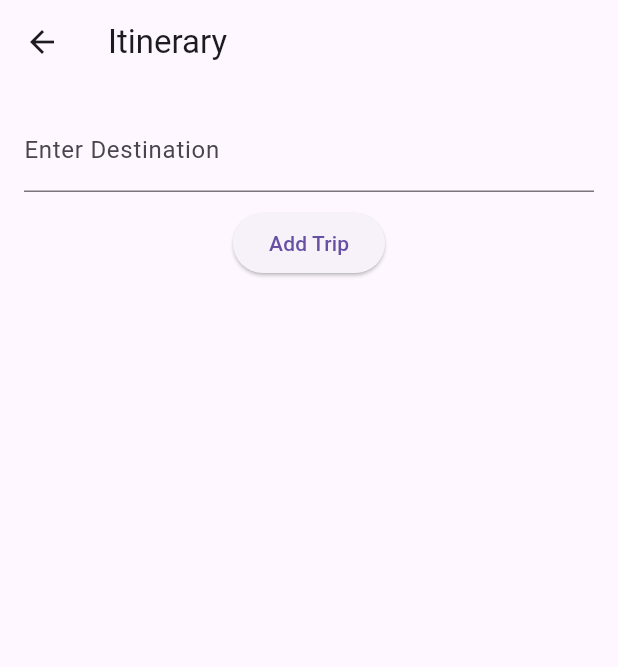
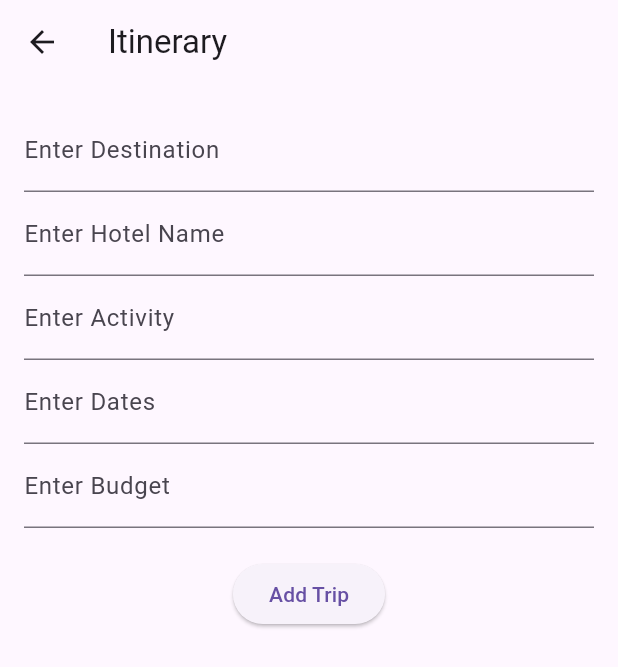
Before and after one commit to mrjoll3y/travel_planner, a Flutter app: the ItineraryScreen screen opened directly, after a tap on "Add Trip", on a phone screen of 412 x 824 dp. Shown: the top 667 px of the screen. Run offline on Flutter 3.47's test engine with Material 3 defaults, Android fonts, the phone set to English and light mode, and no system bars.

Commit message:
more comments

```diff
--- a/lib/itinerary_screen.dart
+++ b/lib/itinerary_screen.dart
@@ -1,6 +1,6 @@
 import 'package:flutter/material.dart';
 
-// This screen allows users to add and view their trip itinerary
+// This screen allows users to add and view their trip itinerary, including destinations, hotels, activities, dates, and budget.
 class ItineraryScreen extends StatefulWidget {
   const ItineraryScreen({super.key});
 
@@ -10,16 +10,35 @@ class ItineraryScreen extends StatefulWidget {
 
 // State class for the ItineraryScreen
 class _ItineraryScreenState extends State<ItineraryScreen> {
-  final TextEditingController _tripController = TextEditingController();  // Controller to manage the text input
-  List<String> trips = [];  // List to store the trips added by the user
+  final TextEditingController _tripController = TextEditingController(); // Controller for trip destination
+  final TextEditingController _hotelController = TextEditingController(); // Controller for hotel name
+  final TextEditingController _activityController = TextEditingController(); // Controller for activity
+  final TextEditingController _dateController = TextEditingController(); // Controller for dates
+  final TextEditingController _budgetController = TextEditingController(); // Controller for budget
+  List<Map<String, String>> trips = [];  // List to store trip details (destination, hotel, activity, etc.)
 
-  // Function to add a trip to the list
+  // Function to add a trip with all details
   void _addTrip() {
-    if (_tripController.text.isNotEmpty) {
+    if (_tripController.text.isNotEmpty &&
+        _hotelController.text.isNotEmpty &&
+        _activityController.text.isNotEmpty &&
+        _dateController.text.isNotEmpty &&
+        _budgetController.text.isNotEmpty) {
       setState(() {
-        // Add the entered trip to the trips list and clear the input field
-        trips.add(_tripController.text);
-        _tripController.clear();  // Clear the text input field after adding
+        // Add a new trip with all entered details
+        trips.add({
+          'destination': _tripController.text,
+          'hotel': _hotelController.text,
+          'activity': _activityController.text,
+          'dates': _dateController.text,
+          'budget': _budgetController.text,
+        });
+        // Clear the input fields
+        _tripController.clear();
+        _hotelController.clear();
+        _activityController.clear();
+        _dateController.clear();
+        _budgetController.clear();
       });
     }
   }
@@ -28,28 +47,63 @@ class _ItineraryScreenState extends State<ItineraryScreen> {
   Widget build(BuildContext context) {
     return Scaffold(
       // Scaffold provides a default layout structure (app bar, body, etc.)
-      appBar: AppBar(title: Text("Itinerary")),  // The top app bar with a title
+      appBar: AppBar(title: Text("Itinerary")),  // App bar title
       body: Padding(
         padding: EdgeInsets.all(16.0),  // Add padding around the content
         child: Column(  // Column to arrange widgets vertically
           children: [
+            // TextField for the trip destination
             TextField(
-              controller: _tripController,  // Controller for the input field
-              decoration: InputDecoration(labelText: "Enter Destination"),  // Label for the input field
+              controller: _tripController,
+              decoration: InputDecoration(labelText: "Enter Destination"),
             ),
-            SizedBox(height: 10),  // Adds some space between the input field and button
+            // TextField for the hotel name
+            TextField(
+              controller: _hotelController,
+              decoration: InputDecoration(labelText: "Enter Hotel Name"),
+            ),
+            // TextField for activity name
+            TextField(
+              controller: _activityController,
+              decoration: InputDecoration(labelText: "Enter Activity"),
+            ),
+            // TextField for dates
+            TextField(
+              controller: _dateController,
+              decoration: InputDecoration(labelText: "Enter Dates"),
+            ),
+            // TextField for budget
+            TextField(
+              controller: _budgetController,
+              decoration: InputDecoration(labelText: "Enter Budget"),
+            ),
+            SizedBox(height: 20),  // Adds space between the fields and the button
             ElevatedButton(
-              onPressed: _addTrip,  // Call _addTrip when the button is pressed
-              child: Text("Add Trip"),  // Button text
+              onPressed: _addTrip,  // Call _addTrip to add the trip details to the list
+              child: Text("Add Trip"),
             ),
-            SizedBox(height: 20),  // Adds some space between the button and the list of trips
+            SizedBox(height: 20),  // Adds space between the button and the list of trips
             Expanded(  // Allows the list to expand and fill available space
               child: ListView.builder(
-                itemCount: trips.length,  // The number of items in the list
+                itemCount: trips.length,  // Number of items in the list
                 itemBuilder: (context, index) {
-                  return ListTile(  // Display each trip as a list item
-                    leading: Icon(Icons.location_on),  // Icon next to each trip
-                    title: Text(trips[index]),  // Display the trip name
+                  // Display each trip as a list item
+                  return Card(  // Use a Card widget for a nicer appearance
+                    margin: EdgeInsets.symmetric(vertical: 10),  // Adds vertical margin
+                    elevation: 5,  // Adds shadow to the card
+                    child: Padding(
+                      padding: EdgeInsets.all(10.0),  // Padding inside the card
+                      child: Column(  // Use a column to display all trip details
+                        crossAxisAlignment: CrossAxisAlignment.start,
+                        children: [
+                          Text("Destination: ${trips[index]['destination']}", style: TextStyle(fontWeight: FontWeight.bold)),
+                          Text("Hotel: ${trips[index]['hotel']}"),
+                          Text("Activity: ${trips[index]['activity']}"),
+                          Text("Dates: ${trips[index]['dates']}"),
+                          Text("Budget: ${trips[index]['budget']}"),
+                        ],
+                      ),
+                    ),
                   );
                 },
               ),
```
